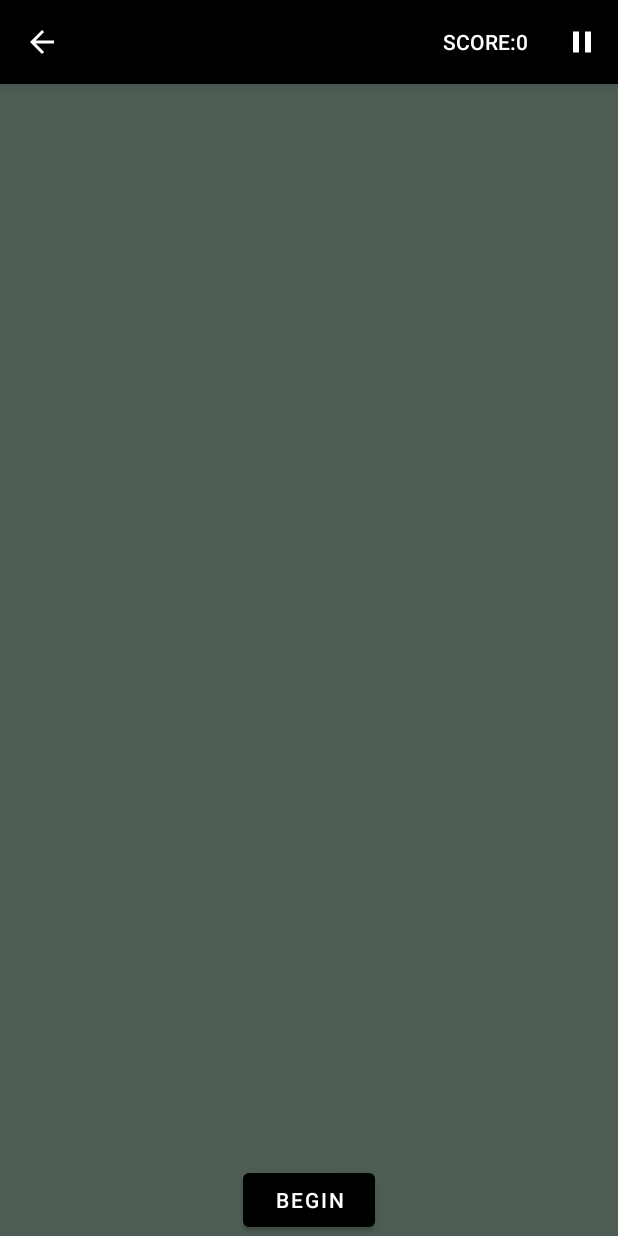
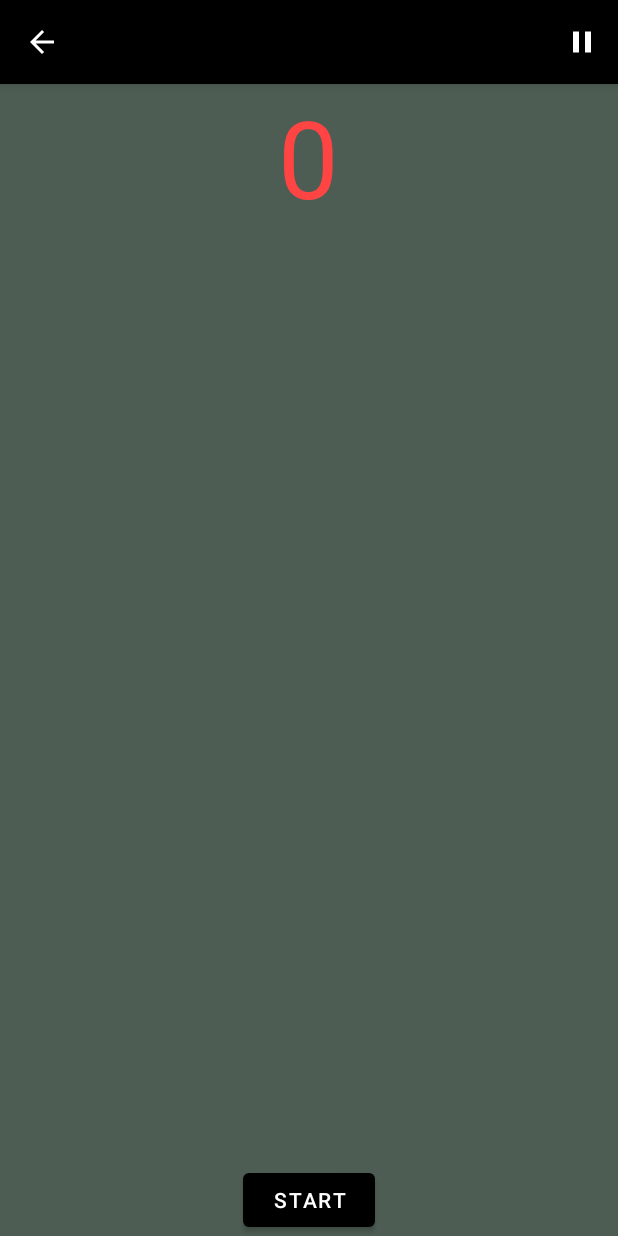
Before and after one commit to amirisback/piano-tiles-clone, an Android app: the screen it shows after launch (GameActivity), after a tap on "PLAY", on a phone screen of 412 x 824 dp. Run offline under Robolectric (Android 15) with nearby library versions, the phone set to English and light mode, and no system bars.

Commit message:
update: refactoring source and code

```diff
--- a/app/src/main/res/layout/activity_game.xml
+++ b/app/src/main/res/layout/activity_game.xml
@@ -5,16 +5,23 @@
     android:id="@+id/parentRelative"
     android:layout_width="match_parent"
     android:layout_height="match_parent"
-    android:background="#4D5D53"
-    tools:context="com.frogobox.pianotilesclone.GameActivity">
+    android:background="#4D5D53">
+
+    <TextView
+        android:id="@+id/tv_score"
+        android:layout_width="wrap_content"
+        android:layout_height="wrap_content"
+        android:layout_centerHorizontal="true"
+        android:text="0"
+        android:textColor="@android:color/holo_red_light"
+        android:textSize="72sp" />
 
     <Button
-        android:id="@+id/beginButton"
+        android:id="@+id/btn_start"
         android:layout_width="wrap_content"
         android:layout_height="wrap_content"
         android:layout_alignParentBottom="true"
         android:layout_centerHorizontal="true"
-        android:onClick="startGame"
-        android:text="Begin" />
+        android:text="start" />
 
 </RelativeLayout>
--- a/app/src/main/res/layout/activity_main.xml
+++ b/app/src/main/res/layout/activity_main.xml
@@ -9,14 +9,15 @@
     android:orientation="vertical">
 
     <Button
+        android:id="@+id/btn_play"
         android:layout_width="wrap_content"
         android:layout_height="wrap_content"
         android:layout_marginBottom="32dp"
-        android:onClick="startGame"
         android:text="Play"
         android:textColor="@color/white" />
 
     <Button
+        android:id="@+id/btn_show_score"
         android:layout_width="wrap_content"
         android:layout_height="wrap_content"
         android:onClick="showScore"
--- a/app/src/main/res/menu/game_menu.xml
+++ b/app/src/main/res/menu/game_menu.xml
@@ -2,16 +2,11 @@
 <menu xmlns:android="http://schemas.android.com/apk/res/android"
     xmlns:app="http://schemas.android.com/apk/res-auto">
 
-  <item android:title="Score:0"
-        android:id="@+id/ScoreId"
-        app:showAsAction="ifRoom"
-      />
-  <item android:title="Pause"
-      android:id="@+id/PauseId"
-      app:showAsAction="ifRoom"
-      android:icon="@drawable/ic_pause"
-      android:onClick="pauseGame"
-      >
+    <item
+        android:id="@+id/menu_pause"
+        android:icon="@drawable/ic_pause"
+        android:onClick="pauseGame"
+        android:title="Pause"
+        app:showAsAction="ifRoom" />
 
-  </item>
 </menu>
--- a/app/src/main/res/menu/maine_menu.xml
+++ b/app/src/main/res/menu/maine_menu.xml
@@ -1,13 +1,11 @@
 <?xml version="1.0" encoding="utf-8"?>
 <menu xmlns:android="http://schemas.android.com/apk/res/android"
     xmlns:app="http://schemas.android.com/apk/res-auto">
-    <item android:id="@+id/Settings"
+
+    <item
+        android:id="@+id/menu_setting"
         android:icon="@drawable/ic_music"
         android:title="Item 1"
-        app:showAsAction="ifRoom"
-        >
-
-    </item>
-
+        app:showAsAction="ifRoom" />
 
 </menu>
```
Also changed, not shown: app/src/main/java/com/frogobox/pianotilesclone/GameActivity.java (+16 -31 lines), app/src/main/java/com/frogobox/pianotilesclone/MainActivity.java (+43 -61 lines), app/src/main/res/layout/action_bar_layout.xml (+8 -8 lines), app/src/main/res/layout/content_score.xml (deleted, +0 -8 lines), app/src/main/res/layout/score_item.xml (+6 -6 lines).
